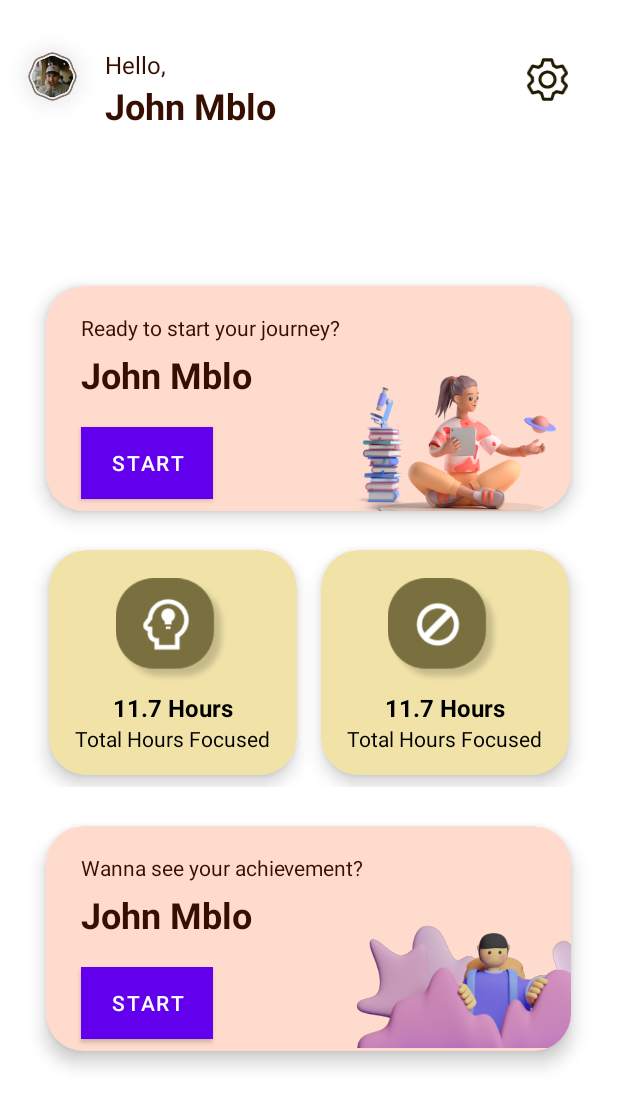
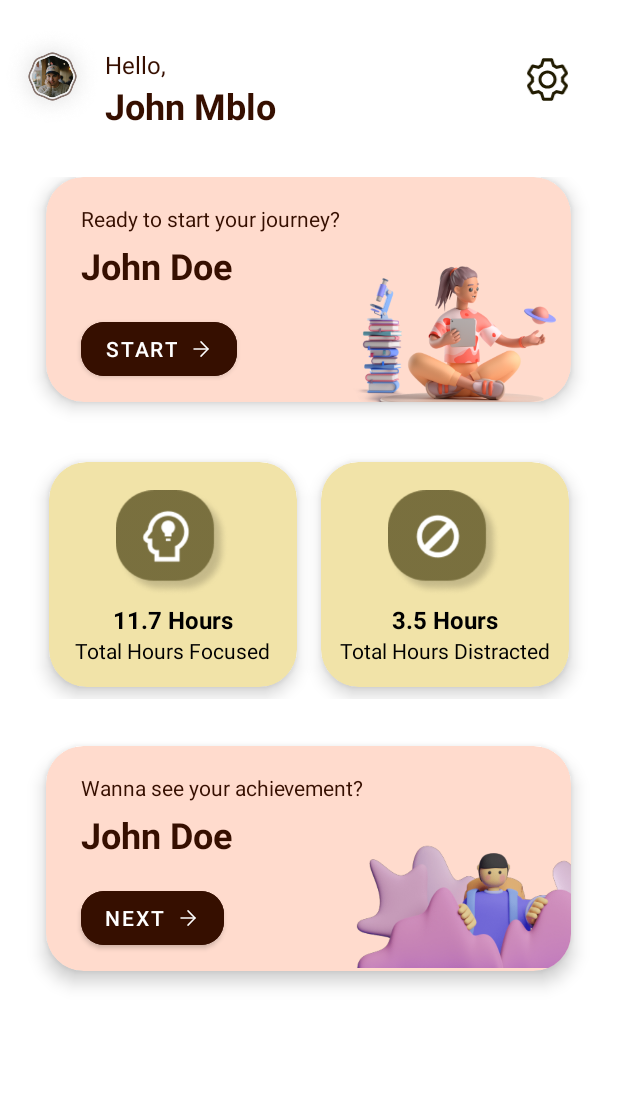
Before and after one commit to FokusIn-C23-C122/fokusin-app, an Android app built with Jetpack Compose: the layout fragment_home.xml on its own in the app's theme, with its tools: preview values and no code run, on a phone screen of 412 x 824 dp. Shown: the top 1107 px of the screen. Run offline under Robolectric (Android 15) with nearby library versions, the phone set to English and light mode, and no system bars.

Commit message:
update ui

```diff
--- a/app/src/main/AndroidManifest.xml
+++ b/app/src/main/AndroidManifest.xml
@@ -39,7 +39,7 @@
         <activity
             android:name=".MainActivity"
             android:exported="true"
-            android:theme="@style/Theme.AppCompat.Light.NoActionBar">
+            android:theme="@style/AppTheme">
             <intent-filter>
                 <action android:name="android.intent.action.MAIN" />
 
--- /dev/null
+++ b/app/src/main/res/drawable/next.xml
@@ -0,0 +1,20 @@
+<vector xmlns:android="http://schemas.android.com/apk/res/android"
+    android:width="16dp"
+    android:height="17dp"
+    android:viewportWidth="16"
+    android:viewportHeight="17">
+  <path
+      android:strokeWidth="1"
+      android:pathData="M3.333,8.5H12.667"
+      android:strokeLineJoin="round"
+      android:fillColor="#00000000"
+      android:strokeColor="#ffffff"
+      android:strokeLineCap="round"/>
+  <path
+      android:strokeWidth="1"
+      android:pathData="M8,3.833L12.667,8.5L8,13.167"
+      android:strokeLineJoin="round"
+      android:fillColor="#00000000"
+      android:strokeColor="#ffffff"
+      android:strokeLineCap="round"/>
+</vector>
--- a/app/src/main/res/layout/fragment_home.xml
+++ b/app/src/main/res/layout/fragment_home.xml
@@ -5,6 +5,7 @@
     android:layout_width="match_parent"
     android:layout_height="match_parent"
     android:orientation="vertical"
+    android:background="@color/white"
     tools:context=".ui.fragment.HomeFragment">
 
     <LinearLayout
@@ -47,6 +48,7 @@
         </LinearLayout>
 
         <ImageView
+            android:id="@+id/setting"
             android:layout_width="30dp"
             android:layout_height="30dp"
             android:layout_marginTop="38dp"
@@ -55,9 +57,11 @@
     </LinearLayout>
     <!-- batas 1   -->
     <LinearLayout
+        android:layout_marginTop="16dp"
+        android:paddingTop="15dp"
         android:id="@+id/linearLayout"
         android:layout_width="match_parent"
-        android:layout_height="match_parent"
+        android:layout_height="wrap_content"
         android:gravity="center"
         android:orientation="vertical"
         app:layout_constraintBottom_toBottomOf="parent"
@@ -93,23 +97,26 @@
                     android:layout_height="wrap_content"
                     android:layout_marginStart="23dp"
                     android:layout_marginTop="5dp"
-                    android:text="John Mblo"
+                    android:text="John Doe"
                     android:textColor="@color/plt_brown"
                     android:textSize="24sp"
                     android:textStyle="bold"
                     app:layout_constraintStart_toStartOf="parent"
                     app:layout_constraintTop_toBottomOf="@+id/textView" />
 
-                <Button
-                    android:layout_width="0dp"
+                <com.google.android.material.button.MaterialButton
+                    android:id="@+id/startButton"
+                    android:layout_width="wrap_content"
                     android:layout_height="wrap_content"
                     android:layout_marginStart="23dp"
-                    android:layout_marginBottom="8dp"
-                    android:background="@color/plt_brown"
+                    android:layout_marginBottom="11dp"
+                    android:drawableEnd="@drawable/next"
+                    android:backgroundTint="@color/plt_brown"
                     android:text="Start"
-                    android:textColor="@color/white"
+                    app:cornerRadius="15dp"
                     app:layout_constraintBottom_toBottomOf="parent"
-                    app:layout_constraintStart_toStartOf="parent"></Button>
+                    app:layout_constraintStart_toStartOf="parent" />
+
 
                 <ImageView
                     android:layout_width="155dp"
@@ -125,8 +132,8 @@
         <LinearLayout
             android:layout_width="match_parent"
             android:layout_height="wrap_content"
-            android:layout_marginTop="18dp"
-            android:layout_marginBottom="18dp"
+            android:layout_marginTop="32dp"
+            android:layout_marginBottom="23dp"
             android:gravity="center"
             android:orientation="horizontal"
             tools:ignore="RtlSymmetry">
@@ -134,6 +141,7 @@
             <androidx.cardview.widget.CardView
                 android:layout_width="165dp"
                 android:layout_height="150dp"
+                android:paddingBottom="32dp"
                 android:layout_marginTop="8dp"
                 android:layout_marginEnd="8dp"
                 android:layout_marginBottom="8dp"
@@ -195,7 +203,7 @@
                     <TextView
                         android:layout_width="wrap_content"
                         android:layout_height="wrap_content"
-                        android:text="11.7 Hours"
+                        android:text="3.5 Hours"
                         android:textColor="@color/black"
                         android:textSize="16sp"
                         android:textStyle="bold" />
@@ -203,7 +211,7 @@
                     <TextView
                         android:layout_width="wrap_content"
                         android:layout_height="wrap_content"
-                        android:text="Total Hours Focused"
+                        android:text="Total Hours Distracted"
                         android:textColor="@color/black"
                         android:textSize="14sp"
                         android:textStyle="normal" />
@@ -243,21 +251,23 @@
                     android:layout_height="wrap_content"
                     android:layout_marginStart="23dp"
                     android:layout_marginTop="5dp"
-                    android:text="John Mblo"
+                    android:text="John Doe"
                     android:textColor="@color/plt_brown"
                     android:textSize="24sp"
                     android:textStyle="bold"
                     app:layout_constraintStart_toStartOf="parent"
                     app:layout_constraintTop_toBottomOf="@+id/textView2" />
 
-                <Button
-                    android:layout_width="0dp"
+                <com.google.android.material.button.MaterialButton
+                    android:id="@+id/btn_next"
+                    android:layout_width="wrap_content"
                     android:layout_height="wrap_content"
                     android:layout_marginStart="23dp"
-                    android:layout_marginBottom="8dp"
-                    android:background="@color/plt_brown"
-                    android:text="Start"
-                    android:textColor="@color/white"
+                    android:layout_marginBottom="11dp"
+                    android:drawableEnd="@drawable/next"
+                    android:backgroundTint="@color/plt_brown"
+                    android:text="next"
+                    app:cornerRadius="15dp"
                     app:layout_constraintBottom_toBottomOf="parent"
                     app:layout_constraintStart_toStartOf="parent" />
 
--- a/app/src/main/res/values-night/themes.xml
+++ b/app/src/main/res/values-night/themes.xml
@@ -13,4 +13,16 @@
         <item name="android:statusBarColor">?attr/colorPrimaryVariant</item>
         <!-- Customize your theme here. -->
     </style>
+    <style name="AppTheme" parent="Theme.MaterialComponents.DayNight.NoActionBar">
+        <!-- Pengaturan lainnya -->
+        <item name="colorPrimary">@color/purple_500</item>
+        <item name="colorPrimaryVariant">@color/purple_700</item>
+        <item name="colorOnPrimary">@color/white</item>
+        <!-- Secondary brand color. -->
+        <item name="colorSecondary">@color/teal_200</item>
+        <item name="colorSecondaryVariant">@color/teal_700</item>
+        <item name="colorOnSecondary">@color/black</item>
+        <!-- Status bar color. -->
+        <item name="android:statusBarColor">?attr/colorPrimaryVariant</item>
+    </style>
 </resources>
--- a/app/src/main/res/values/themes.xml
+++ b/app/src/main/res/values/themes.xml
@@ -11,7 +11,18 @@
         <item name="colorOnSecondary">@color/black</item>
         <!-- Status bar color. -->
         <item name="android:statusBarColor">?attr/colorPrimaryVariant</item>
-        <!-- Customize your theme here. -->
-<!--        <item name="windowActionBar">false</item>-->
     </style>
+    <style name="AppTheme" parent="Theme.MaterialComponents.Light.NoActionBar">
+        <!-- Pengaturan lainnya -->
+        <item name="colorPrimary">@color/purple_500</item>
+        <item name="colorPrimaryVariant">@color/purple_700</item>
+        <item name="colorOnPrimary">@color/white</item>
+        <!-- Secondary brand color. -->
+        <item name="colorSecondary">@color/teal_200</item>
+        <item name="colorSecondaryVariant">@color/teal_700</item>
+        <item name="colorOnSecondary">@color/black</item>
+        <!-- Status bar color. -->
+        <item name="android:statusBarColor">?attr/colorPrimaryVariant</item>
+    </style>
+
 </resources>
```
Also changed, not shown: app/src/main/java/com/capstone/fokusin/ui/fragment/HomeFragment.kt (+15 -4 lines), app/src/main/java/com/capstone/fokusin/ui/fragment/SettingFragment.kt (+4 -11 lines), app/src/main/res/drawable/bek.xml (added, +13 -0 lines), app/src/main/res/drawable/camera.xml (added, +9 -0 lines), app/src/main/res/drawable/home_ic.xml (added, +9 -0 lines), app/src/main/res/drawable/statist.xml (added, +12 -0 lines), app/src/main/res/layout/fragment_setting.xml (+1 -8 lines), app/src/main/res/layout/fragment_statistik.xml (+10 -7 lines), app/src/main/res/menu/bottom_navbar.xml (+7 -7 lines).
